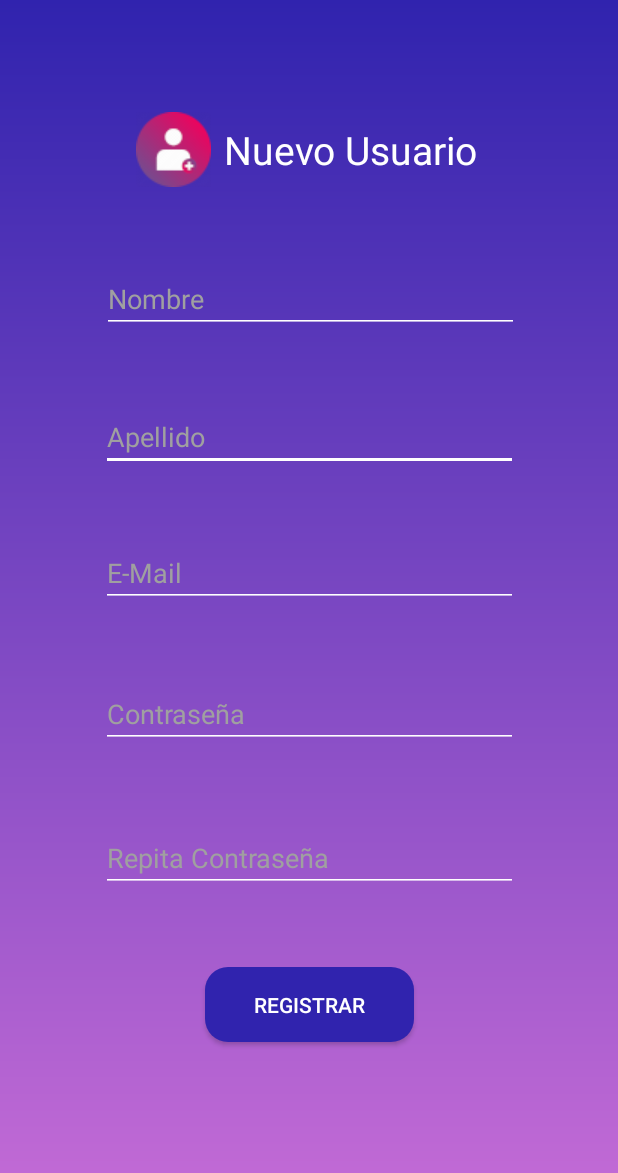
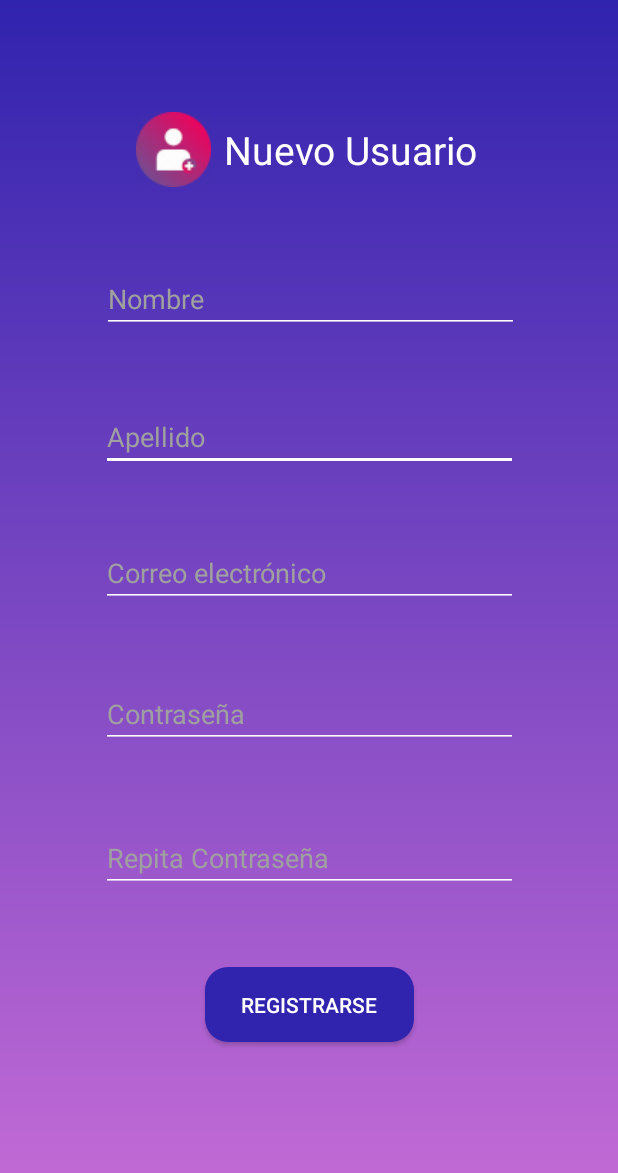
Before and after one commit to marcbryan/SynergyET, an Android app: the SignUpActivity screen opened directly, with no data from a screen before it, on a phone screen of 412 x 824 dp. Shown: the top 1173 px of the screen. Run offline under Robolectric (Android 15) with nearby library versions, the phone set to English and light mode, and no system bars; our stand-ins replace Firebase (no records; nobody signed in at launch, a user with empty details on screens opened directly).

Commit message:
Merge branch 'marc-features' into develop

```diff
--- a/app/src/main/java/com/synergy/synergyet/notifications/OreoNotification.java
+++ b/app/src/main/java/com/synergy/synergyet/notifications/OreoNotification.java
@@ -12,6 +12,7 @@
 
 import com.synergy.synergyet.R;
 
+@SuppressWarnings("deprecation")
 public class OreoNotification extends ContextWrapper {
     private static final String CHANNEL_ID = "fcm_default_channel";
     private static final String CHANNEL_NAME = "Mensajes";
--- a/app/src/main/res/layout/activity_signup.xml
+++ b/app/src/main/res/layout/activity_signup.xml
@@ -18,7 +18,7 @@
         android:layout_marginRight="8dp"
         android:layout_marginBottom="8dp"
         android:ems="10"
-        android:hint="Apellido"
+        android:hint="@string/hintSurname"
         android:inputType="textPersonName"
         app:backgroundTint="@color/colorWhite"
         android:textColor="@color/colorWhite"
@@ -40,8 +40,8 @@
         android:layout_marginRight="8dp"
         android:layout_marginBottom="8dp"
         android:ems="10"
-        android:hint="E-Mail"
-        android:inputType="textPersonName"
+        android:hint="@string/hintEmail"
+        android:inputType="textEmailAddress"
         android:textColor="@color/colorWhite"
         app:backgroundTint="@color/colorWhite"
         android:textColorHint="@color/colorHint"
@@ -60,7 +60,7 @@
         android:drawableLeft="@drawable/add_user"
         android:drawablePadding="5dp"
         android:gravity="center"
-        android:text="Nuevo Usuario"
+        android:text="@string/titleNewUser"
         android:textColor="@color/colorWhite"
         android:textSize="26sp"
         app:layout_constraintBottom_toBottomOf="parent"
@@ -75,7 +75,6 @@
         android:id="@+id/et_name"
         android:layout_width="278dp"
         android:layout_height="wrap_content"
-
         android:layout_marginStart="8dp"
         android:layout_marginLeft="8dp"
         android:layout_marginTop="8dp"
@@ -83,7 +82,7 @@
         android:layout_marginRight="8dp"
         android:layout_marginBottom="8dp"
         android:ems="10"
-        android:hint="Nombre"
+        android:hint="@string/hintName"
         android:inputType="textPersonName"
         android:textColor="@color/colorWhite"
         android:textColorHint="@color/colorHint"
@@ -106,8 +105,7 @@
         android:layout_marginRight="8dp"
         android:layout_marginBottom="8dp"
         android:background="@drawable/btn_bg"
-        android:elevation="50dp"
-        android:text="Registrar"
+        android:text="@string/textRegister"
         android:textColor="@color/colorWhite"
         app:layout_constraintBottom_toBottomOf="parent"
         app:layout_constraintEnd_toEndOf="parent"
@@ -125,7 +123,7 @@
         android:layout_marginEnd="8dp"
         android:layout_marginRight="8dp"
         android:layout_marginBottom="8dp"
-        android:hint="Contraseña"
+        android:hint="@string/hintPassword"
         android:inputType="textPassword"
         app:backgroundTint="@color/colorWhite"
         android:textColor="@color/colorWhite"
@@ -147,7 +145,7 @@
         android:layout_marginEnd="8dp"
         android:layout_marginRight="8dp"
         android:layout_marginBottom="8dp"
-        android:hint="Repita Contraseña"
+        android:hint="@string/hintRepeatPassword"
         android:inputType="textPassword"
         android:textColor="@color/colorWhite"
         android:textColorHint="@color/colorHint"
@@ -158,6 +156,4 @@
         app:layout_constraintTop_toTopOf="parent"
         app:layout_constraintVertical_bias="0.71" />
 
-
-
 </android.support.constraint.ConstraintLayout>
--- a/app/src/main/res/values/strings.xml
+++ b/app/src/main/res/values/strings.xml
@@ -23,6 +23,13 @@
     <string name="toast1">Bienvenido</string>
 
     <!-- Textos SignUpActivity -->
+    <string name="titleNewUser">Nuevo Usuario</string>
+    <string name="hintEmail">Correo electrónico</string>
+    <string name="hintName">Nombre</string>
+    <string name="hintSurname">Apellido</string>
+    <string name="hintPassword">Contraseña</string>
+    <string name="textRegister">Registrarse</string>
+    <string name="hintRepeatPassword">Repita Contraseña</string>
     <string name="dialog2_txt1">Faltan campos por rellenar</string>
     <string name="dialog2_txt2">Las contraseñas no coinciden</string>
     <string name="dialog_email_already_exists">Ese correo electrónico ya está en uso. Prueba con otro.</string>
```
